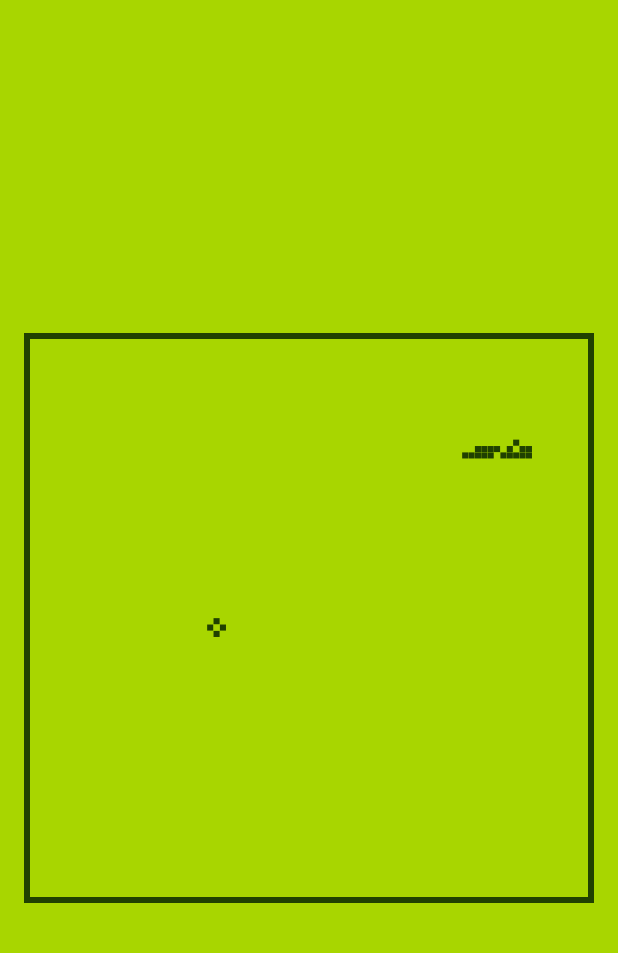
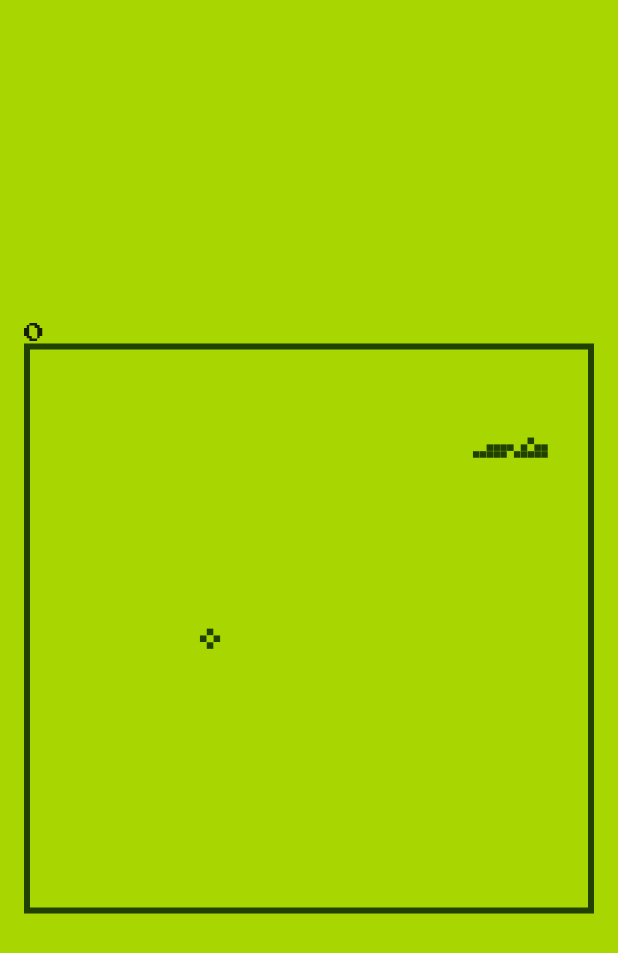
Before and after one commit to AlabasterAxe/snakewich, a Flutter app: the screen it shows after launch, on a phone screen of 412 x 824 dp. Shown: the top 953 px of the screen. Run offline on Flutter 3.47's test engine with Material 2 defaults, Android fonts, the phone set to English and light mode, and no system bars; our stand-ins replace google_fonts.

Commit message:
little score thing there.

```diff
--- a/lib/main.dart
+++ b/lib/main.dart
@@ -88,6 +88,7 @@ class SnakeGameState extends State<SnakeGame> {
   int appleCountdown;
   Coord apple;
 
+  int score = 0;
   bool gameOver = false;
 
   @override
@@ -97,6 +98,7 @@ class SnakeGameState extends State<SnakeGame> {
   }
 
   void _reset() {
+    score = 0;
     width = 20;
     height = 20;
     snake = [Coord(5, 3), Coord(4, 3), Coord(3, 3)];
@@ -117,14 +119,15 @@ class SnakeGameState extends State<SnakeGame> {
       Coord newHead = snake.first.getNeighbor(snakeDirection);
       int tailLength = snake.length - 1;
       if (apple == newHead) {
+        score += 15;
         tailLength++;
         apple = null;
       }
       snake = [newHead, ...snake.take(tailLength)];
       if (newHead.x < 0 ||
           newHead.y < 0 ||
-          newHead.x > width ||
-          newHead.y > height ||
+          newHead.x >= width ||
+          newHead.y >= height ||
           snake.skip(1).contains(newHead)) {
         timer.cancel();
         gameOver = true;
@@ -172,16 +175,19 @@ class SnakeGameState extends State<SnakeGame> {
       ]);
     }
     innerGame = Container(
-        padding: EdgeInsets.all(16),
+        padding: EdgeInsets.all(4),
         decoration:
             BoxDecoration(border: Border.all(color: pixelColor, width: 4)),
         child: AspectRatio(aspectRatio: width / height, child: innerGame));
-    return Scaffold(
-      backgroundColor: Color.fromARGB(255, 168, 214, 0),
-      body: Padding(
-        padding: EdgeInsets.all(16),
-        child: Center(
-            child: GestureDetector(
+    if (gameOver) {
+      innerGame = GestureDetector(
+        child: innerGame,
+        onTap: () {
+          _reset();
+        },
+      );
+    } else {
+      innerGame = GestureDetector(
         onVerticalDragEnd: (details) {
           if (gameOver) {
             _reset();
@@ -205,7 +211,22 @@ class SnakeGameState extends State<SnakeGame> {
           }
         },
         child: innerGame,
-        )),
+      );
+    }
+    return Scaffold(
+      backgroundColor: Color.fromARGB(255, 168, 214, 0),
+      body: Padding(
+        padding: EdgeInsets.all(16),
+        child: Column(
+            mainAxisAlignment: MainAxisAlignment.center,
+            crossAxisAlignment: CrossAxisAlignment.stretch,
+            children: [
+              Text(
+                "$score",
+                textAlign: TextAlign.left,
+              ),
+              innerGame
+            ]),
       ),
     );
   }
```
Lines whose indentation alone changed are shown as unchanged.
